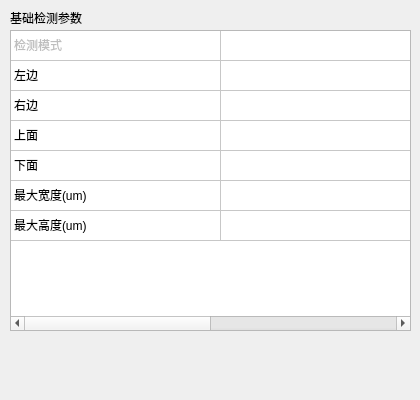
This is VisionDetect/InspBridgeWidget.ui in chuandongxu/AOI as Qt 5 draws it before an edit. The edited form follows.
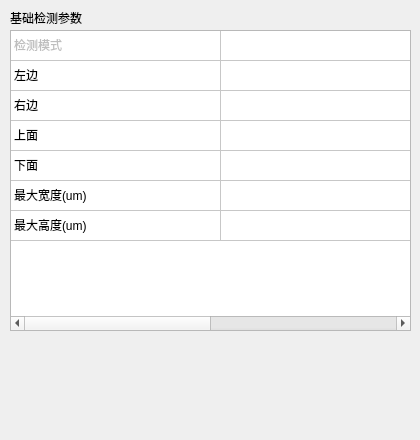
This is the edited form.

Diff of the .ui file:
```diff
--- a/VisionDetect/InspBridgeWidget.ui
+++ b/VisionDetect/InspBridgeWidget.ui
@@ -7,7 +7,7 @@
     <x>0</x>
     <y>0</y>
     <width>420</width>
-    <height>400</height>
+    <height>440</height>
    </rect>
   </property>
   <property name="windowTitle">
```
